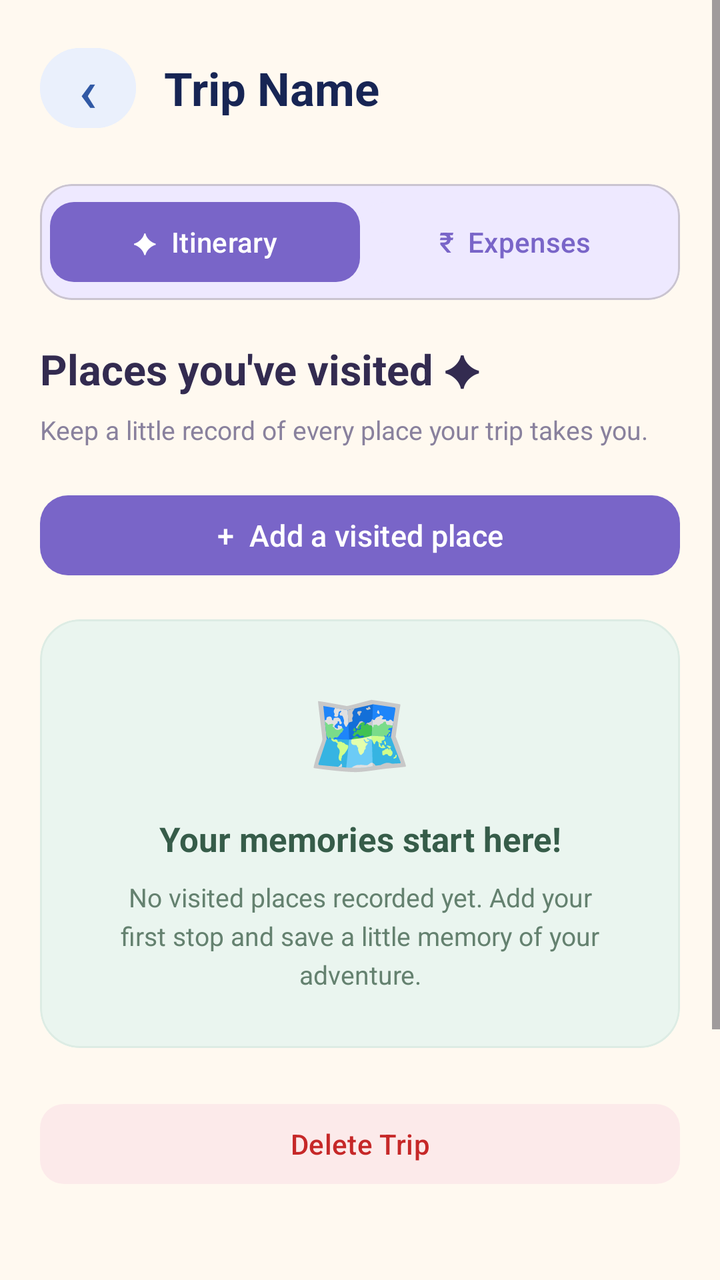
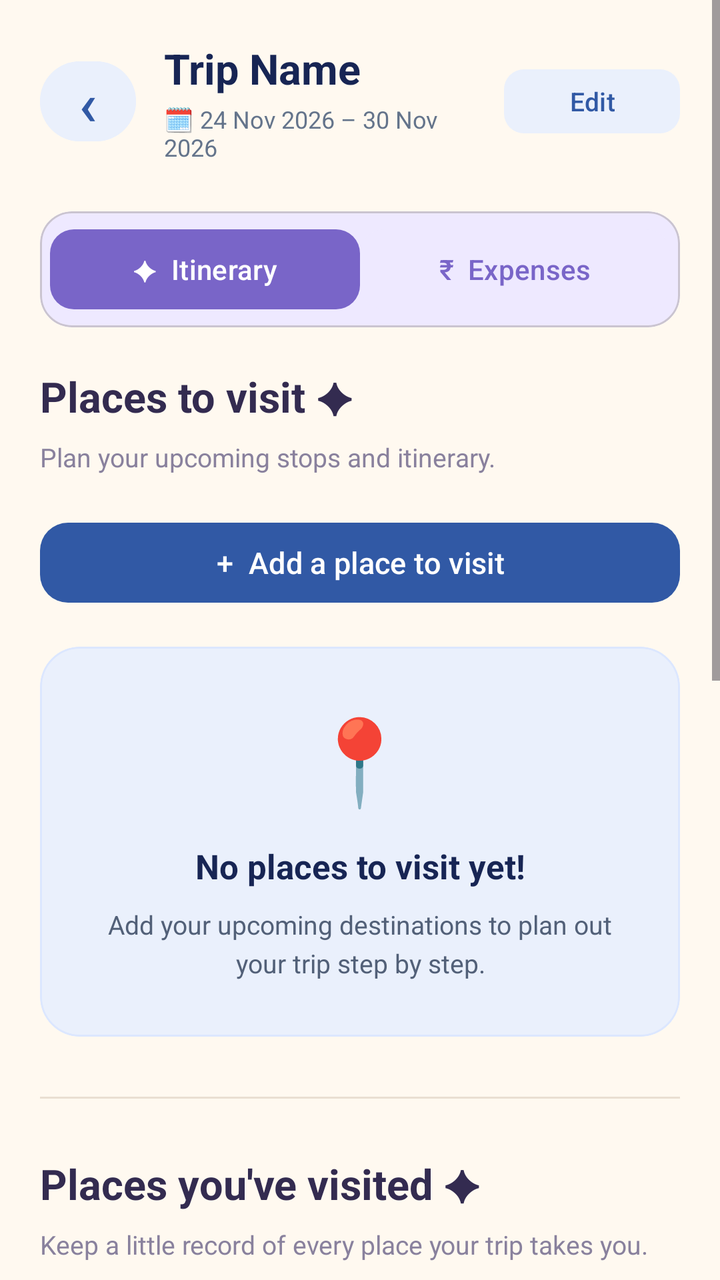

Screens rendered from an Android XML layout before and after an edit, with the pre-edit source and the edit as a unified diff.
<!-- AndroidManifest.xml: application theme Theme.SplitTrip -->
<!-- res/layout/activity_main.xml -->
<?xml version="1.0" encoding="utf-8"?>
<ScrollView
    xmlns:android="http://schemas.android.com/apk/res/android"
    xmlns:app="http://schemas.android.com/apk/res-auto"
    android:layout_width="match_parent"
    android:layout_height="match_parent"
    android:background="#FFF9F0"
    android:fillViewport="true">

    <LinearLayout
        android:layout_width="match_parent"
        android:layout_height="wrap_content"
        android:orientation="vertical"
        android:padding="20dp"
        android:clipToPadding="false">

        
        <LinearLayout
            android:layout_width="match_parent"
            android:layout_height="wrap_content"
            android:gravity="center_vertical"
            android:orientation="horizontal"
            android:layout_marginBottom="24dp">

            <Button
                android:id="@+id/backButton"
                android:layout_width="48dp"
                android:layout_height="48dp"
                android:minWidth="0dp"
                android:minHeight="0dp"
                android:text="‹"
                android:textSize="30sp"
                android:textColor="#3159A5"
                android:backgroundTint="#EAF0FC"
                android:padding="0dp" />

            <TextView
                android:id="@+id/tripTitleText"
                android:layout_width="0dp"
                android:layout_height="wrap_content"
                android:layout_weight="1"
                android:layout_marginStart="14dp"
                android:text="Trip Name"
                android:textSize="23sp"
                android:textStyle="bold"
                android:textColor="#172554"
                android:maxLines="1"
                android:ellipsize="end" />

        </LinearLayout>


        
        <com.google.android.material.card.MaterialCardView
            android:layout_width="match_parent"
            android:layout_height="wrap_content"
            android:layout_marginBottom="20dp"
            app:cardCornerRadius="16dp"
            app:cardElevation="0dp"
            app:cardBackgroundColor="#EEE9FF">

            <LinearLayout
                android:layout_width="match_parent"
                android:layout_height="wrap_content"
                android:orientation="horizontal"
                android:padding="5dp">

                <com.google.android.material.button.MaterialButton
                    android:id="@+id/itineraryTabButton"
                    android:layout_width="0dp"
                    android:layout_height="48dp"
                    android:layout_weight="1"
                    android:text="✦  Itinerary"
                    android:textAllCaps="false"
                    android:textColor="#FFFFFF"
                    android:textSize="14sp"
                    app:cornerRadius="12dp"
                    app:backgroundTint="#7965C8"
                    app:elevation="0dp" />

                <com.google.android.material.button.MaterialButton
                    android:id="@+id/expensesTabButton"
                    android:layout_width="0dp"
                    android:layout_height="48dp"
                    android:layout_weight="1"
                    android:text="₹  Expenses"
                    android:textAllCaps="false"
                    android:textColor="#7965C8"
                    android:textSize="14sp"
                    app:cornerRadius="12dp"
                    app:backgroundTint="#EEE9FF"
                    app:elevation="0dp" />

            </LinearLayout>

        </com.google.android.material.card.MaterialCardView>


    
    <LinearLayout
        android:id="@+id/itinerarySection"
        android:layout_width="match_parent"
        android:layout_height="wrap_content"
        android:orientation="vertical"
        android:visibility="visible">

        <TextView
            android:layout_width="match_parent"
            android:layout_height="wrap_content"
            android:text="Places you've visited ✦"
            android:textColor="#332B50"
            android:textSize="21sp"
            android:textStyle="bold"
            android:layout_marginBottom="7dp" />

        <TextView
            android:layout_width="match_parent"
            android:layout_height="wrap_content"
            android:text="Keep a little record of every place your trip takes you."
            android:textColor="#89819D"
            android:textSize="13sp"
            android:layout_marginBottom="20dp" />

        <com.google.android.material.button.MaterialButton
            android:id="@+id/addActivityButton"
            android:layout_width="match_parent"
            android:layout_height="wrap_content"
            android:text="+  Add a visited place"
            android:textAllCaps="false"
            android:textSize="15sp"
            android:textColor="#FFFFFF"
            android:layout_marginBottom="18dp"
            app:backgroundTint="#7965C8"
            app:cornerRadius="14dp"
            app:elevation="0dp" />

        <com.google.android.material.card.MaterialCardView
            android:id="@+id/itineraryEmptyCard"
            android:layout_width="match_parent"
            android:layout_height="wrap_content"
            app:cardCornerRadius="20dp"
            app:cardElevation="0dp"
            app:strokeWidth="1dp"
            app:strokeColor="#DDECE4"
            app:cardBackgroundColor="#EAF5EF">

            <LinearLayout
                android:layout_width="match_parent"
                android:layout_height="wrap_content"
                android:orientation="vertical"
                android:gravity="center"
                android:padding="28dp">

                <TextView
                    android:layout_width="wrap_content"
                    android:layout_height="wrap_content"
                    android:text="🗺️"
                    android:textSize="42sp" />

                <TextView
                    android:layout_width="match_parent"
                    android:layout_height="wrap_content"
                    android:text="Your memories start here!"
                    android:textColor="#365C49"
                    android:textSize="17sp"
                    android:textStyle="bold"
                    android:gravity="center"
                    android:layout_marginTop="14dp" />

                <TextView
                    android:id="@+id/itineraryEmptyText"
                    android:layout_width="match_parent"
                    android:layout_height="wrap_content"
                    android:text="No visited places recorded yet. Add your first stop and save a little memory of your adventure."
                    android:textColor="#64816F"
                    android:textSize="13sp"
                    android:gravity="center"
                    android:lineSpacingExtra="4dp"
                    android:layout_marginTop="9dp" />

            </LinearLayout>

        </com.google.android.material.card.MaterialCardView>
        <LinearLayout
            android:id="@+id/itineraryListContainer"
            android:layout_width="match_parent"
            android:layout_height="wrap_content"
            android:orientation="vertical" />
    </LinearLayout>

    
    <LinearLayout
        android:id="@+id/expensesSection"
        android:layout_width="match_parent"
        android:layout_height="wrap_content"
        android:orientation="vertical"
        android:visibility="gone">


    
        <com.google.android.material.card.MaterialCardView
            android:layout_width="match_parent"
            android:layout_height="wrap_content"
            app:cardCornerRadius="20dp"
            app:cardElevation="0dp"
            app:cardBackgroundColor="#3159A5">

            <LinearLayout
                android:layout_width="match_parent"
                android:layout_height="wrap_content"
                android:orientation="vertical"
                android:padding="24dp">

                <TextView
                    android:layout_width="wrap_content"
                    android:layout_height="wrap_content"
                    android:text="TOTAL TRIP EXPENSES"
                    android:textColor="#DCE7FF"
                    android:textSize="12sp"
                    android:textStyle="bold"
                    android:letterSpacing="0.10" />

                <TextView
                    android:id="@+id/totalSpentText"
                    android:layout_width="match_parent"
                    android:layout_height="wrap_content"
                    android:text="Total Trip Cost: ₹0"
                    android:textColor="#FFFFFF"
                    android:textSize="28sp"
                    android:textStyle="bold"
                    android:layout_marginTop="12dp"
                    android:maxLines="2"
                    android:ellipsize="end" />

                <View
                    android:layout_width="48dp"
                    android:layout_height="3dp"
                    android:layout_marginTop="16dp"
                    android:background="#AFC8FF" />

                <TextView
                    android:layout_width="wrap_content"
                    android:layout_height="wrap_content"
                    android:layout_marginTop="12dp"
                    android:text="Keep track of every shared expense"
                    android:textColor="#DCE7FF"
                    android:textSize="12sp" />

            </LinearLayout>

        </com.google.android.material.card.MaterialCardView>



        <com.google.android.material.card.MaterialCardView
            android:layout_width="match_parent"
            android:layout_height="wrap_content"
            android:layout_marginTop="12dp"
            android:layout_marginBottom="12dp"
            app:cardCornerRadius="16dp"
            app:cardElevation="2dp"
            app:strokeColor="#E5E7EB"
            app:strokeWidth="1dp"
            app:cardBackgroundColor="#FFFFFF">

            <LinearLayout
                android:layout_width="match_parent"
                android:layout_height="wrap_content"
                android:orientation="vertical"
                android:padding="16dp">

                <LinearLayout
                    android:layout_width="match_parent"
                    android:layout_height="wrap_content"
                    android:gravity="center_vertical"
                    android:orientation="horizontal">

                    <TextView
                        android:layout_width="0dp"
                        android:layout_height="wrap_content"
                        android:layout_weight="1"
                        android:text="Trip Members"
                        android:textColor="#172033"
                        android:textSize="18sp"
                        android:textStyle="bold" />

                    <com.google.android.material.button.MaterialButton
                        android:id="@+id/addMemberButton"
                        android:layout_width="wrap_content"
                        android:layout_height="wrap_content"
                        android:text="Add"
                        android:textAllCaps="false"
                        app:icon="@android:drawable/ic_input_add"
                        app:iconGravity="textStart" />

                </LinearLayout>

                <LinearLayout
                    android:id="@+id/memberListContainer"
                    android:layout_width="match_parent"
                    android:layout_height="wrap_content"
                    android:orientation="vertical"
                    android:paddingTop="12dp">

                    <TextView
                        android:id="@+id/memberEmptyText"
                        android:layout_width="match_parent"
                        android:layout_height="wrap_content"
                        android:gravity="center"
                        android:padding="16dp"
                        android:text="No members added yet."
                        android:textColor="#526078"
                        android:textSize="14sp" />

                </LinearLayout>

            </LinearLayout>

        </com.google.android.material.card.MaterialCardView>


        
        <TextView
            android:layout_width="match_parent"
            android:layout_height="wrap_content"
            android:text="Add an expense"
            android:textColor="#172554"
            android:textSize="19sp"
            android:textStyle="bold"
            android:layout_marginTop="28dp"
            android:layout_marginBottom="12dp" />

        <com.google.android.material.card.MaterialCardView
            android:layout_width="match_parent"
            android:layout_height="wrap_content"
            app:cardCornerRadius="18dp"
            app:cardElevation="0dp"
            app:strokeWidth="1dp"
            app:strokeColor="#E8ECF3"
            app:cardBackgroundColor="#FFFFFF">

            <LinearLayout
                android:layout_width="match_parent"
                android:layout_height="wrap_content"
                android:orientation="vertical"
                android:padding="18dp">

                <EditText
                    android:textColor="#172554"
                    android:textColorHint="#8490A5"
                    android:backgroundTint="#3159A5"
                    android:textSize="15sp"
                    android:id="@+id/payerInput"
                    android:layout_width="match_parent"
                    android:layout_height="wrap_content"
                    android:hint="Who paid?"
                    android:singleLine="true"
                    android:inputType="textCapWords"
                    android:padding="14dp" />

                <EditText
                    android:textColor="#172554"
                    android:textColorHint="#8490A5"
                    android:backgroundTint="#3159A5"
                    android:textSize="15sp"
                    android:id="@+id/amountInput"
                    android:layout_width="match_parent"
                    android:layout_height="wrap_content"
                    android:hint="Amount (₹)"
                    android:singleLine="true"
                    android:inputType="numberDecimal"
                    android:layout_marginTop="10dp"
                    android:padding="14dp" />

                <EditText
                    android:textColor="#172554"
                    android:textColorHint="#8490A5"
                    android:backgroundTint="#3159A5"
                    android:textSize="15sp"
                    android:id="@+id/descInput"
                    android:layout_width="match_parent"
                    android:layout_height="wrap_content"
                    android:hint="What was it for?"
                    android:singleLine="true"
                    android:inputType="textCapSentences"
                    android:layout_marginTop="10dp"
                    android:padding="14dp" />

                <com.google.android.material.button.MaterialButton
                    android:id="@+id/addExpenseButton"
                    android:layout_width="match_parent"
                    android:layout_height="wrap_content"
                    android:text="Add Expense"
                    android:textAllCaps="false"
                    android:textSize="15sp"
                    android:layout_marginTop="16dp"
                    app:cornerRadius="12dp" />

            </LinearLayout>

        </com.google.android.material.card.MaterialCardView>

        
        <TextView
            android:layout_width="match_parent"
            android:layout_height="wrap_content"
            android:text="Expense history"
            android:textColor="#172554"
            android:textSize="19sp"
            android:textStyle="bold"
            android:layout_marginTop="28dp"
            android:layout_marginBottom="12dp" />

        <com.google.android.material.card.MaterialCardView
            android:layout_width="match_parent"
            android:layout_height="wrap_content"
            app:cardCornerRadius="18dp"
            app:cardElevation="0dp"
            app:strokeWidth="1dp"
            app:strokeColor="#E8ECF3"
            app:cardBackgroundColor="#FFFFFF">

            <LinearLayout
                android:id="@+id/expenseListContainer"
                android:layout_width="match_parent"
                android:layout_height="wrap_content"
                android:orientation="vertical"
                android:padding="8dp">

                <TextView
                    android:id="@+id/expenseEmptyText"
                    android:layout_width="match_parent"
                    android:layout_height="wrap_content"
                    android:text="No expenses recorded yet."
                    android:textColor="#526078"
                    android:textSize="14sp"
                    android:gravity="center"
                    android:padding="18dp"
                    android:visibility="visible"/>

            </LinearLayout>

        </com.google.android.material.card.MaterialCardView>

    </LinearLayout>

        
        <com.google.android.material.button.MaterialButton
            android:id="@+id/deleteTripButton"
            android:layout_width="match_parent"
            android:layout_height="wrap_content"
            android:text="Delete Trip"
            android:textAllCaps="false"
            android:textColor="#C62828"
            android:layout_marginTop="24dp"
            android:layout_marginBottom="180dp"
            app:backgroundTint="#FCEAEA"
            app:cornerRadius="12dp" />

    </LinearLayout>

</ScrollView>
<!-- resources referenced by this layout -->
<resources>
  <style name="Theme.SplitTrip" parent="Base.Theme.SplitTrip" />
  <style name="Base.Theme.SplitTrip" parent="Theme.Material3.DayNight.NoActionBar">
          
          
      </style>
</resources>

<!-- the commit's change to res/layout/activity_main.xml (unified diff, before → after) -->
@@ -34,18 +34,47 @@
                 android:backgroundTint="#EAF0FC"
                 android:padding="0dp" />
 
-            <TextView
-                android:id="@+id/tripTitleText"
+            <LinearLayout
                 android:layout_width="0dp"
                 android:layout_height="wrap_content"
                 android:layout_weight="1"
                 android:layout_marginStart="14dp"
-                android:text="Trip Name"
-                android:textSize="23sp"
-                android:textStyle="bold"
-                android:textColor="#172554"
-                android:maxLines="1"
-                android:ellipsize="end" />
+                android:orientation="vertical">
+
+                <TextView
+                    android:id="@+id/tripTitleText"
+                    android:layout_width="match_parent"
+                    android:layout_height="wrap_content"
+                    android:text="Trip Name"
+                    android:textSize="21sp"
+                    android:textStyle="bold"
+                    android:textColor="#172554"
+                    android:maxLines="1"
+                    android:ellipsize="end" />
+
+                <TextView
+                    android:id="@+id/tripDatesHeaderText"
+                    android:layout_width="match_parent"
+                    android:layout_height="wrap_content"
+                    android:layout_marginTop="3dp"
+                    android:text="🗓 24 Nov 2026 – 30 Nov 2026"
+                    android:textColor="#64748B"
+                    android:textSize="12sp" />
+
+            </LinearLayout>
+
+            <com.google.android.material.button.MaterialButton
+                android:id="@+id/editTripButton"
+                android:layout_width="wrap_content"
+                android:layout_height="40dp"
+                android:layout_marginStart="8dp"
+                android:text="Edit"
+                android:textAllCaps="false"
+                android:textColor="#3159A5"
+                android:textSize="13sp"
+                app:backgroundTint="#EAF0FC"
+                app:cornerRadius="10dp"
+                app:elevation="0dp" />
 
         </LinearLayout>
 
@@ -104,6 +133,101 @@
         android:orientation="vertical"
         android:visibility="visible">
 
+        
+        <TextView
+            android:layout_width="match_parent"
+            android:layout_height="wrap_content"
+            android:text="Places to visit ✦"
+            android:textColor="#332B50"
+            android:textSize="21sp"
+            android:textStyle="bold"
+            android:layout_marginBottom="7dp" />
+
+        <TextView
+            android:layout_width="match_parent"
+            android:layout_height="wrap_content"
+            android:text="Plan your upcoming stops and itinerary."
+            android:textColor="#89819D"
+            android:textSize="13sp"
+            android:layout_marginBottom="20dp" />
+
+        <com.google.android.material.button.MaterialButton
+            android:id="@+id/addPlannedPlaceButton"
+            android:layout_width="match_parent"
+            android:layout_height="wrap_content"
+            android:text="+  Add a place to visit"
+            android:textAllCaps="false"
+            android:textSize="15sp"
+            android:textColor="#FFFFFF"
+            android:layout_marginBottom="18dp"
+            app:backgroundTint="#3159A5"
+            app:cornerRadius="14dp"
+            app:elevation="0dp" />
+
+        <com.google.android.material.card.MaterialCardView
+            android:id="@+id/plannedPlaceEmptyCard"
+            android:layout_width="match_parent"
+            android:layout_height="wrap_content"
+            android:layout_marginBottom="18dp"
+            app:cardCornerRadius="20dp"
+            app:cardElevation="0dp"
+            app:strokeWidth="1dp"
+            app:strokeColor="#DCE7FF"
+            app:cardBackgroundColor="#EAF0FC">
+
+            <LinearLayout
+                android:layout_width="match_parent"
+                android:layout_height="wrap_content"
+                android:orientation="vertical"
+                android:gravity="center"
+                android:padding="28dp">
+
+                <TextView
+                    android:layout_width="wrap_content"
+                    android:layout_height="wrap_content"
+                    android:text="📍"
+                    android:textSize="42sp" />
+
+                <TextView
+                    android:layout_width="match_parent"
+                    android:layout_height="wrap_content"
+                    android:text="No places to visit yet!"
+                    android:textColor="#172554"
+                    android:textSize="17sp"
+                    android:textStyle="bold"
+                    android:gravity="center"
+                    android:layout_marginTop="14dp" />
+
+                <TextView
+                    android:id="@+id/plannedPlaceEmptyText"
+                    android:layout_width="match_parent"
+                    android:layout_height="wrap_content"
+                    android:text="Add your upcoming destinations to plan out your trip step by step."
+                    android:textColor="#526078"
+                    android:textSize="13sp"
+                    android:gravity="center"
+                    android:lineSpacingExtra="4dp"
+                    android:layout_marginTop="9dp" />
+
+            </LinearLayout>
+
+        </com.google.android.material.card.MaterialCardView>
+
+        <LinearLayout
+            android:id="@+id/plannedPlaceListContainer"
+            android:layout_width="match_parent"
+            android:layout_height="wrap_content"
+            android:orientation="vertical" />
+
+        
+        <View
+            android:layout_width="match_parent"
+            android:layout_height="1dp"
+            android:background="#E9DFD2"
+            android:layout_marginTop="12dp"
+            android:layout_marginBottom="28dp" />
+
+        
         <TextView
             android:layout_width="match_parent"
             android:layout_height="wrap_content"
